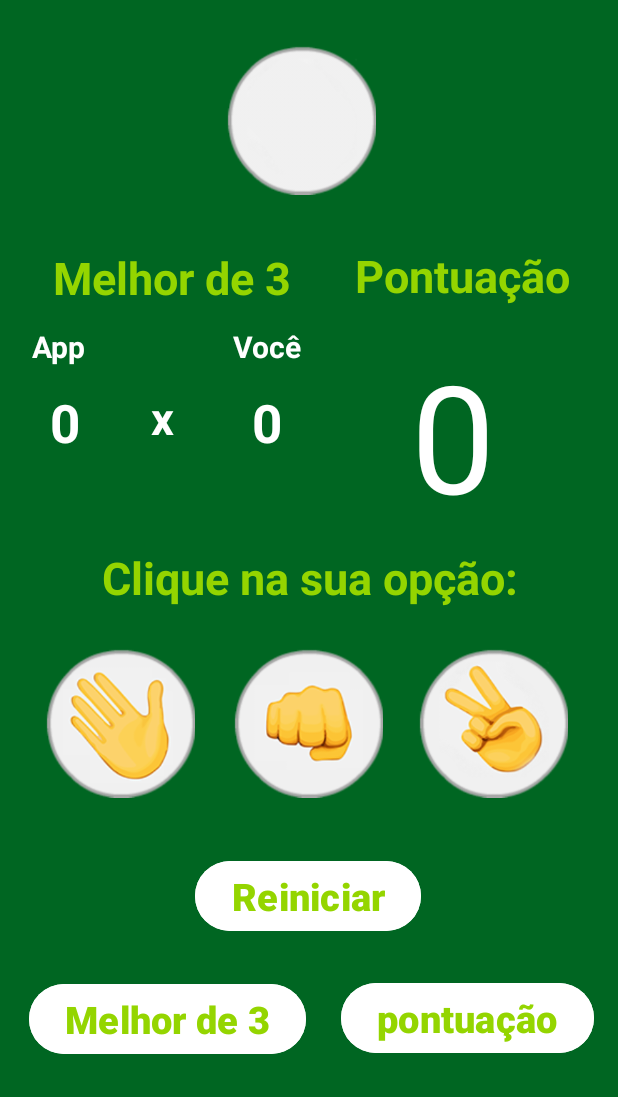
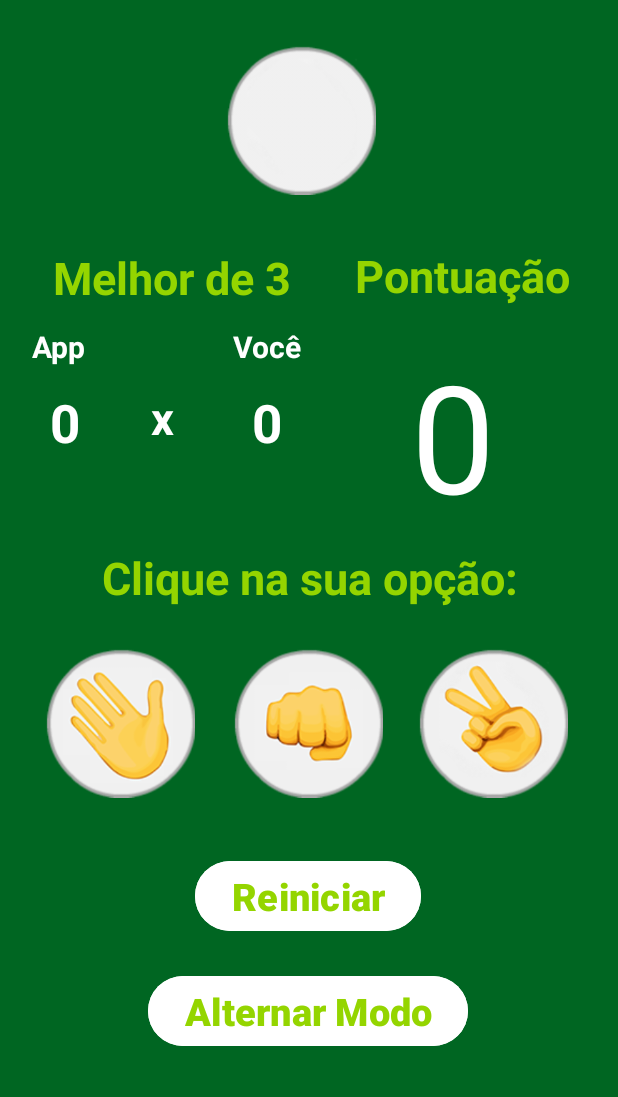
Before and after one commit to FreitasLopes/Jo-Ken-Po, an Android app: the screen it shows after launch (MainActivity), after a tap on "Reiniciar", on a phone screen of 412 x 824 dp, the part 139-1236 px from its top. Run offline under Robolectric (Android 15) with nearby library versions, the phone set to English and light mode, and no system bars; 3 other taps on this screen came first.

Commit message:
mudanças no modo Jogo
- excluindo botão a mais criado.
- unindo o modo pontuação e melhor de 3 em um único botão.

```diff
--- a/05-Imagem/app/src/main/java/br/com/fecap/ccp/imagem/MainActivity.java
+++ b/05-Imagem/app/src/main/java/br/com/fecap/ccp/imagem/MainActivity.java
@@ -17,6 +17,7 @@ import java.util.Random;
 public class MainActivity extends AppCompatActivity {
 
     private boolean pontuacaoFinal = false;  // Controla a contagem de pontos
+    private boolean melhorDe3 = false;
 
 
     @Override
@@ -30,7 +31,6 @@ public class MainActivity extends AppCompatActivity {
             return insets;
         });
     }
-
 
 
 
@@ -84,14 +84,6 @@ public class MainActivity extends AppCompatActivity {
         }
 
 
-
-
-
-
-
-
-
-
         // Logica do Jogo J Ken P - Definir quem é o vencedor
         if (
                 (opcaoApp.equals("tesoura") && opcaoSelecionada.equals("papel")) ||
@@ -143,26 +135,35 @@ public class MainActivity extends AppCompatActivity {
 
 
     public void reiniciar(View view){
+
+
         // Instanciamento dos Objetos ImagemView e TextView
+
         ImageView imagemResultado = findViewById(R.id.imagePadrao);
         TextView textResultApp = findViewById(R.id.textResultApp);
         TextView textResultado = findViewById(R.id.textResultado);
         TextView textResultSelecao = findViewById(R.id.textResultSelecao);
         TextView textPontuacao = findViewById(R.id.textPontuacao);
-       TextView appName = findViewById(R.id.textApp);
+        TextView appName = findViewById(R.id.textApp);
+        Button btnMudarModo = findViewById(R.id.btnAlternarModo);
         TextView nameVoce = findViewById(R.id.textVoce);
         TextView textMelhorDe3 = findViewById(R.id.textNameMelhorDe3);
         TextView textX = findViewById(R.id.textSimboloX);
         TextView textNamePont = findViewById(R.id.textNamePontuacao);
 
         // Variáveis recebem dados para zerados
+
         imagemResultado.setImageResource(R.drawable.padrao);
         textResultado.setText(R.string.appTextoResultado);
         textResultApp.setText("0");
         textResultSelecao.setText("0");
         textPontuacao.setText("0");
 
+       //exibir o nome do botao quando nenhum modo foi escolhido
+        btnMudarModo.setText("Alternar Modo");
+
         //exibir todos os modos de jogo
+
         textResultSelecao.setTextColor(getResources().getColor(R.color.appFonte1));
         textResultApp.setTextColor(getResources().getColor(R.color.appFonte1));
         textPontuacao.setVisibility(View.VISIBLE);
@@ -183,15 +184,12 @@ public class MainActivity extends AppCompatActivity {
     }
 
 
+    public void mudarModoJogo(View view){
 
 
+        //instanciando objetos TextView e Button
 
-
-    // logica para definir o modo do jogo JOKENPO
-
-    public void modoJogo(View view) {
-
-        // instanciando os objetos TextView
+        Button btnMudarModo = findViewById(R.id.btnAlternarModo);
         TextView textResultado = findViewById(R.id.textResultado);
         TextView textPontuacao = findViewById(R.id.textPontuacao); // exibir pontuação
         TextView textResultApp = findViewById(R.id.textResultApp); //  exibir resultado do app
@@ -203,7 +201,8 @@ public class MainActivity extends AppCompatActivity {
         TextView textX = findViewById(R.id.textSimboloX);
 
 
-        // reiniciando os valores
+        // zerando os valores
+
         textResultApp.setText("0");
         textResultSelecao.setText("0");
         textPontuacao.setText("0");
@@ -215,13 +214,14 @@ public class MainActivity extends AppCompatActivity {
         pontuacaoFinal = false;
 
 
+        if (melhorDe3) {
 
-        // ver qual botao foi escolhido.
-        if (view.getId() == R.id.btnMelhorDe3) {
 
-        // adicona o modo melhor de tres na tela e esconde a pontuação corrida
+            // adiciona o modo melhor de tres na tela e esconde a pontuação corrida
+
+            btnMudarModo.setText("Melhor de 3");
             textPontuacao.setVisibility(View.GONE);
-           textNamePont.setVisibility(View.GONE);
+            textNamePont.setVisibility(View.GONE);
             textResultApp.setVisibility(View.VISIBLE);
             textPontuacao.setVisibility(View.GONE);
             textResultApp.setVisibility(View.VISIBLE);
@@ -231,10 +231,10 @@ public class MainActivity extends AppCompatActivity {
             textMelhorDe3.setVisibility(View.VISIBLE);
             textX.setVisibility(View.VISIBLE);
 
-        // Se o botão Pontuação Corrida for clicado
-        } else if (view.getId() == R.id.btnPontCorrida) {
+        }  else  {
+            // adicionando o modo de pontuação corrida e escondendo o de melhor de 3
 
-            // adicionando o modo de pontuação corrida e escondendo o de melhor de 3
+            btnMudarModo.setText("Pontuação");
             textNamePont.setVisibility(View.VISIBLE);
             textPontuacao.setVisibility(View.VISIBLE);
             textResultApp.setVisibility(View.GONE);
@@ -245,6 +245,8 @@ public class MainActivity extends AppCompatActivity {
             textX.setVisibility(View.GONE);
 
         }
+        // mudar o modo do jogo
+        melhorDe3= !melhorDe3;
     }
 
 
--- a/05-Imagem/app/src/main/res/layout/activity_main.xml
+++ b/05-Imagem/app/src/main/res/layout/activity_main.xml
@@ -239,40 +239,22 @@
         app:layout_constraintVertical_bias="0.389" />
 
     <Button
-        android:id="@+id/btnMelhorDe3"
+        android:id="@+id/btnAlternarModo"
         android:layout_width="wrap_content"
         android:layout_height="wrap_content"
         android:backgroundTint="@color/appBotao"
-        android:onClick="modoJogo"
-        android:text="Melhor de 3"
+        android:onClick="mudarModoJogo"
+        android:text="Alternar modo"
         android:textAlignment="center"
         android:textColor="@color/appFonte2"
         android:textSize="25sp"
         android:textStyle="bold"
         app:layout_constraintBottom_toBottomOf="parent"
         app:layout_constraintEnd_toEndOf="parent"
-        app:layout_constraintHorizontal_bias="0.085"
+        app:layout_constraintHorizontal_bias="0.498"
         app:layout_constraintStart_toStartOf="parent"
         app:layout_constraintTop_toTopOf="parent"
-        app:layout_constraintVertical_bias="0.968" />
-
-    <Button
-        android:id="@+id/btnPontCorrida"
-        android:layout_width="wrap_content"
-        android:layout_height="wrap_content"
-        android:backgroundTint="@color/appBotao"
-        android:onClick="modoJogo"
-        android:text="pontuação"
-        android:textAlignment="center"
-        android:textColor="@color/appFonte2"
-        android:textSize="25sp"
-        android:textStyle="bold"
-        app:layout_constraintBottom_toBottomOf="parent"
-        app:layout_constraintEnd_toEndOf="parent"
-        app:layout_constraintHorizontal_bias="0.933"
-        app:layout_constraintStart_toStartOf="parent"
-        app:layout_constraintTop_toTopOf="parent"
-        app:layout_constraintVertical_bias="0.967" />
+        app:layout_constraintVertical_bias="0.961" />
 
 
 </androidx.constraintlayout.widget.ConstraintLayout>
```
